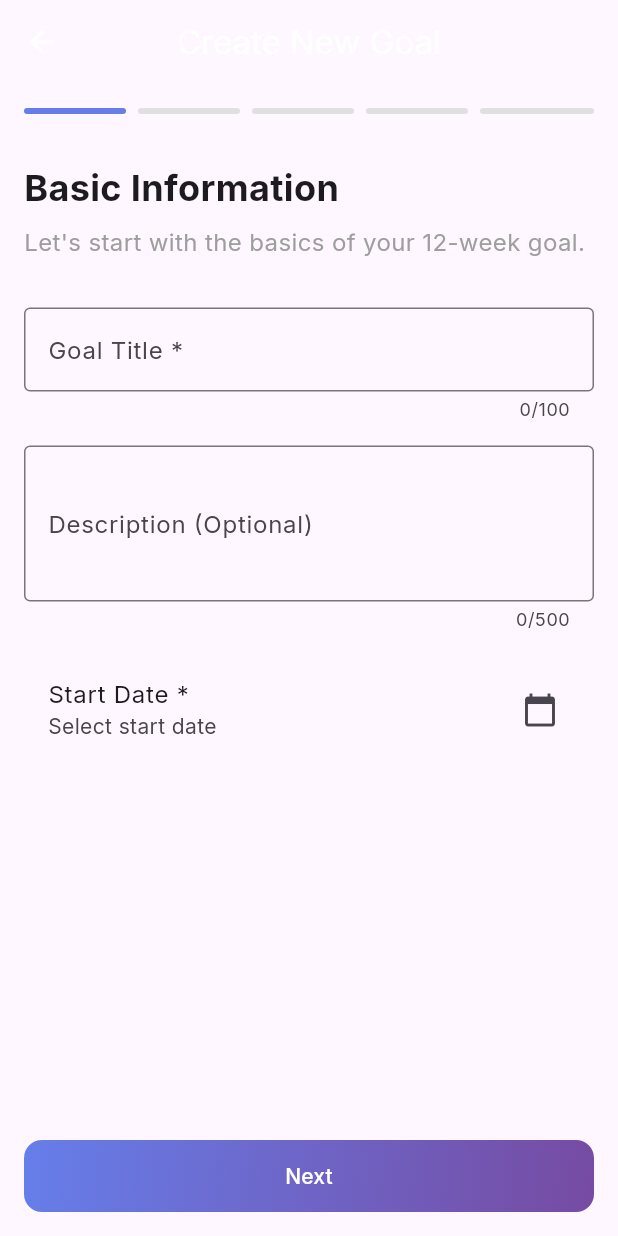
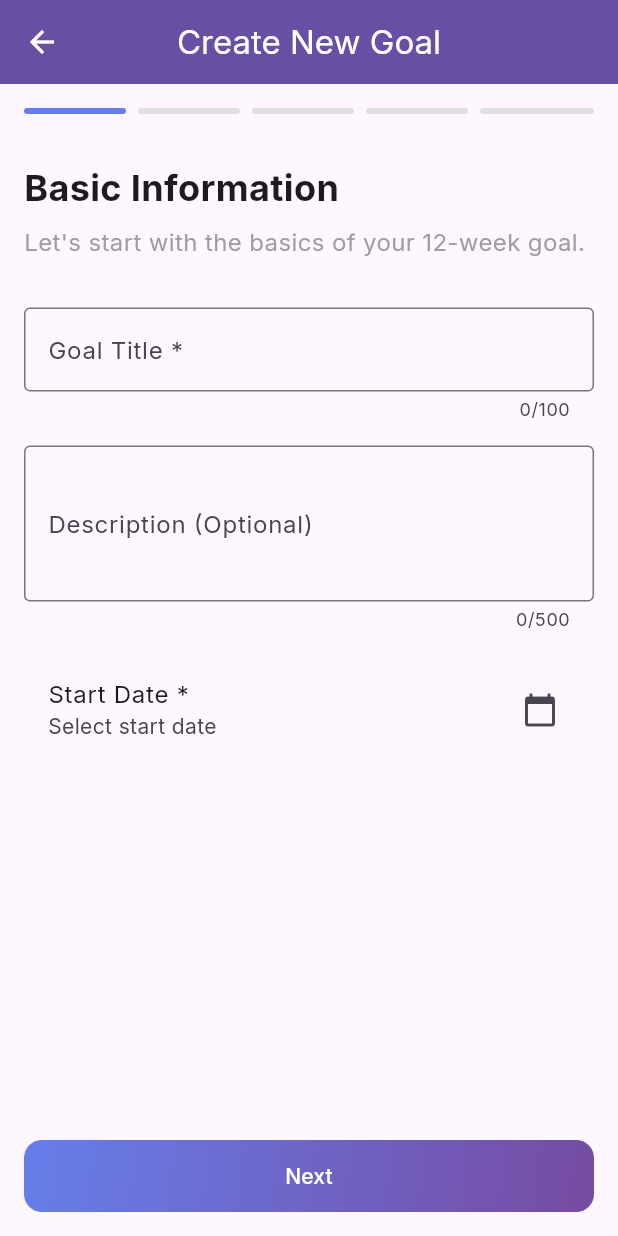
Before and after one commit to harmankaler-coder/zest, a Flutter app: the GoalCreationWizard screen opened directly, on a phone screen of 412 x 824 dp. Run offline on Flutter 3.47's test engine with Material 3 defaults, Android fonts, the phone set to English and light mode, and no system bars; our stand-ins replace fl_chart, google_fonts, shared_preferences; accounts and stored records are empty; statements that could not run were skipped.

Commit message:
Fix Goal Creation Wizard AppBar

```diff
--- a/lib/screens/goal_creation_wizard.dart
+++ b/lib/screens/goal_creation_wizard.dart
@@ -88,7 +88,9 @@ class _GoalCreationWizardState extends State<GoalCreationWizard> {
     return Scaffold(
       appBar: AppBar(
         title: const Text('Create New Goal'),
-        elevation: 0,
+        backgroundColor: Theme.of(context).colorScheme.primary,
+        foregroundColor: Colors.white,
+        elevation: 2,
       ),
       body: Column(
         children: [
```
